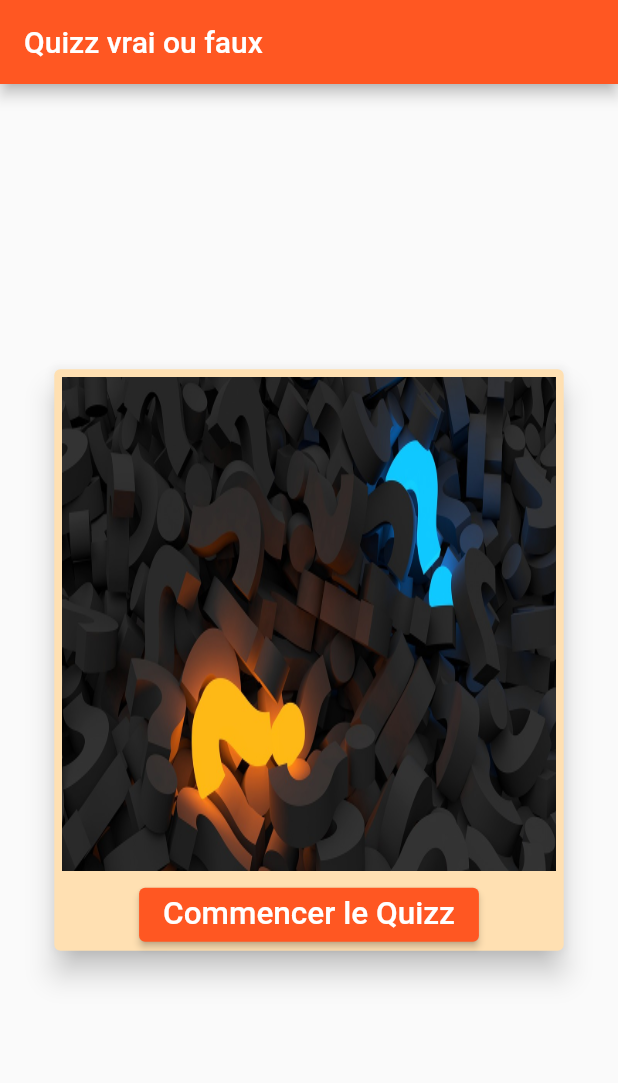
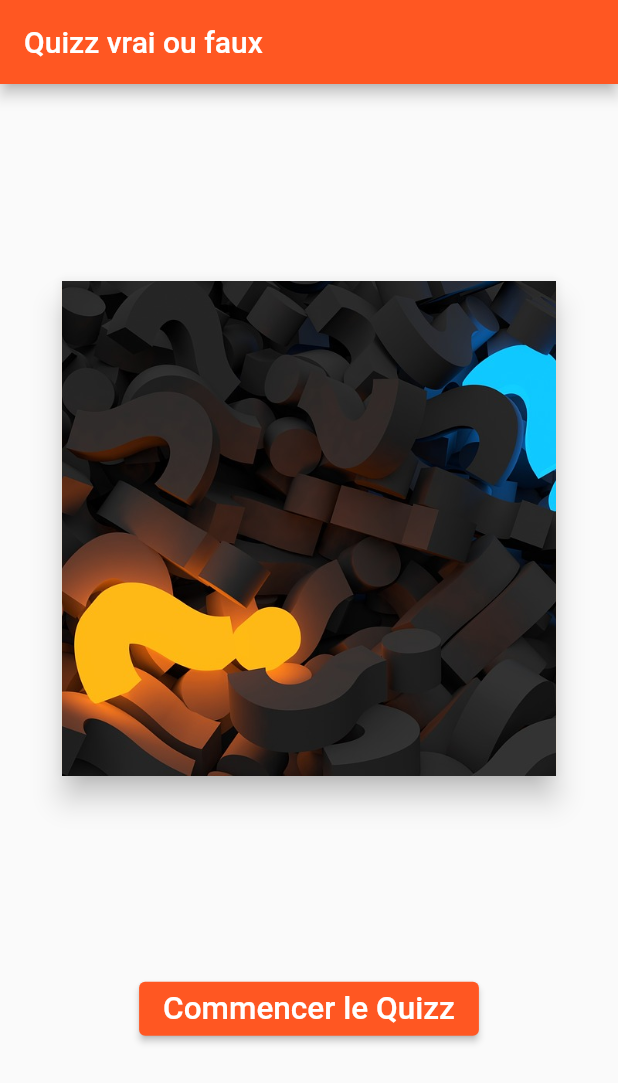
Before and after one commit to abdouwarissiboukari/quizz_flutter, a Flutter app: the screen it shows after launch, on a phone screen of 412 x 824 dp. Shown: the top 1083 px of the screen. Run offline on Flutter 3.47's test engine with Material 2 defaults, Android fonts, the phone set to English and light mode, and no system bars.

Commit message:
Adds of 2023-02-07

```diff
--- a/lib/pages/Home.dart
+++ b/lib/pages/Home.dart
@@ -1,7 +1,7 @@
 import 'package:flutter/cupertino.dart';
 import 'package:flutter/material.dart';
 import 'package:quizz/main.dart';
-import 'package:quizz/quizzpage.dart';
+import 'package:quizz/pages/QuizzPage.dart';
 import 'package:quizz/widgets/CustomText.dart';
 
 class Home extends StatefulWidget {
@@ -24,21 +24,19 @@ class HomeState extends State<Home> {
         title: const Text("Quizz vrai ou faux"),
       ),
       body: Center(
-        child: Container(
-          child: Card(
+          child: Column(
+        mainAxisAlignment: MainAxisAlignment.spaceEvenly,
+        children: [
+          Card(
             color: cardColr,
             elevation: 8,
-            child: Column(
-                mainAxisSize: MainAxisSize.min,
-                mainAxisAlignment: MainAxisAlignment.spaceBetween,
-                children: [
-                  Padding(
-                    padding: const EdgeInsets.all(5),
+            child: SizedBox(
+              height: width * 0.8,
+              width: width * 0.8,
               child: Image.asset(
                 imagePath,
-                      height: height / 2.5,
-                      width: width * 0.8,
-                      fit: BoxFit.fill,
+                fit: BoxFit.cover,
+              ),
             ),
           ),
           ElevatedButton(
@@ -51,10 +49,8 @@ class HomeState extends State<Home> {
               factor: 1.5,
             ),
           )
-                ]),
-          ),
-        ),
-      ),
+        ],
+      )),
     );
   }
 
--- a/lib/quizzpage.dart
+++ b/lib/pages/QuizzPage.dart
@@ -3,6 +3,7 @@ import 'package:flutter/material.dart';
 import 'package:quizz/datas.dart';
 import 'package:quizz/main.dart';
 import 'package:quizz/question.dart';
+import 'package:quizz/widgets/CustomText.dart';
 
 class QuizzPage extends StatefulWidget {
   @override
@@ -32,9 +33,8 @@ class QuizzPageState extends State<QuizzPage> {
     return Scaffold(
       appBar: AppBar(
         backgroundColor: appColor,
-        title: Text(
-          scoreDisplay,
-          style: const TextStyle(color: textColor),
+        title: CustomText(
+          textString: scoreDisplay,
         ),
       ),
       body: Center(
```
Also changed, not shown: pubspec.lock. Lines whose indentation alone changed are shown as unchanged.
